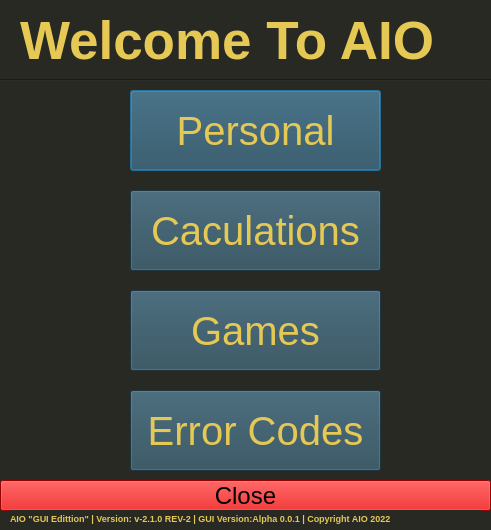
Above: AIO Gui/Aio Main Menu.ui from AIO-Software-tech/The-All-In-One-Project before the change. Below: the same form after it.
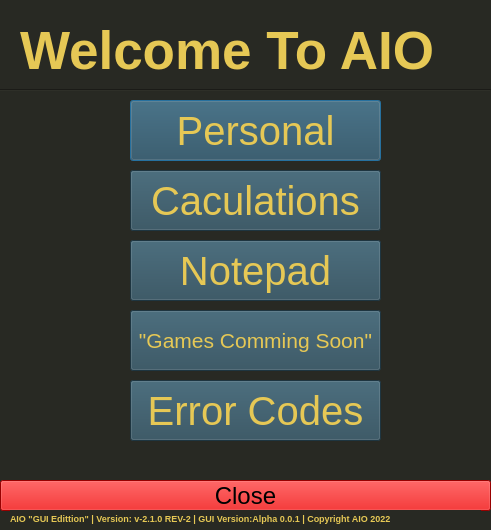
That is the form after the change.

```diff
--- a/AIO Gui/Aio Main Menu.ui
+++ b/AIO Gui/Aio Main Menu.ui
@@ -40,7 +40,7 @@
    <property name="geometry">
     <rect>
      <x>0</x>
-     <y>0</y>
+     <y>10</y>
      <width>491</width>
      <height>526</height>
     </rect>
@@ -78,7 +78,7 @@
       <x>130</x>
       <y>90</y>
       <width>251</width>
-      <height>81</height>
+      <height>61</height>
      </rect>
     </property>
     <property name="font">
@@ -98,9 +98,9 @@
     <property name="geometry">
      <rect>
       <x>130</x>
-      <y>190</y>
+      <y>160</y>
       <width>251</width>
-      <height>81</height>
+      <height>61</height>
      </rect>
     </property>
     <property name="font">
@@ -120,14 +120,14 @@
     <property name="geometry">
      <rect>
       <x>130</x>
-      <y>290</y>
+      <y>300</y>
       <width>251</width>
-      <height>81</height>
+      <height>61</height>
      </rect>
     </property>
     <property name="font">
      <font>
-      <pointsize>30</pointsize>
+      <pointsize>16</pointsize>
      </font>
     </property>
     <property name="styleSheet">
@@ -135,16 +135,16 @@
 color: rgb(230, 200, 85);</string>
     </property>
     <property name="text">
-     <string>Games</string>
+     <string>&quot;Games Comming Soon&quot;</string>
     </property>
    </widget>
    <widget class="QPushButton" name="Errors">
     <property name="geometry">
      <rect>
       <x>130</x>
-      <y>390</y>
+      <y>370</y>
       <width>251</width>
-      <height>81</height>
+      <height>61</height>
      </rect>
     </property>
     <property name="font">
@@ -164,7 +164,7 @@
     <property name="geometry">
      <rect>
       <x>0</x>
-      <y>480</y>
+      <y>470</y>
       <width>491</width>
       <height>31</height>
      </rect>
@@ -191,7 +191,7 @@
     <property name="geometry">
      <rect>
       <x>10</x>
-      <y>510</y>
+      <y>500</y>
       <width>471</width>
       <height>16</height>
      </rect>
@@ -235,6 +235,28 @@
      <enum>Qt::Horizontal</enum>
     </property>
    </widget>
+   <widget class="QPushButton" name="Errors_2">
+    <property name="geometry">
+     <rect>
+      <x>130</x>
+      <y>230</y>
+      <width>251</width>
+      <height>61</height>
+     </rect>
+    </property>
+    <property name="font">
+     <font>
+      <pointsize>30</pointsize>
+     </font>
+    </property>
+    <property name="styleSheet">
+     <string notr="true">background-color: rgb(42, 74, 89);
+color: rgb(230, 200, 85);</string>
+    </property>
+    <property name="text">
+     <string>Notepad</string>
+    </property>
+   </widget>
   </widget>
  </widget>
  <resources/>
```
